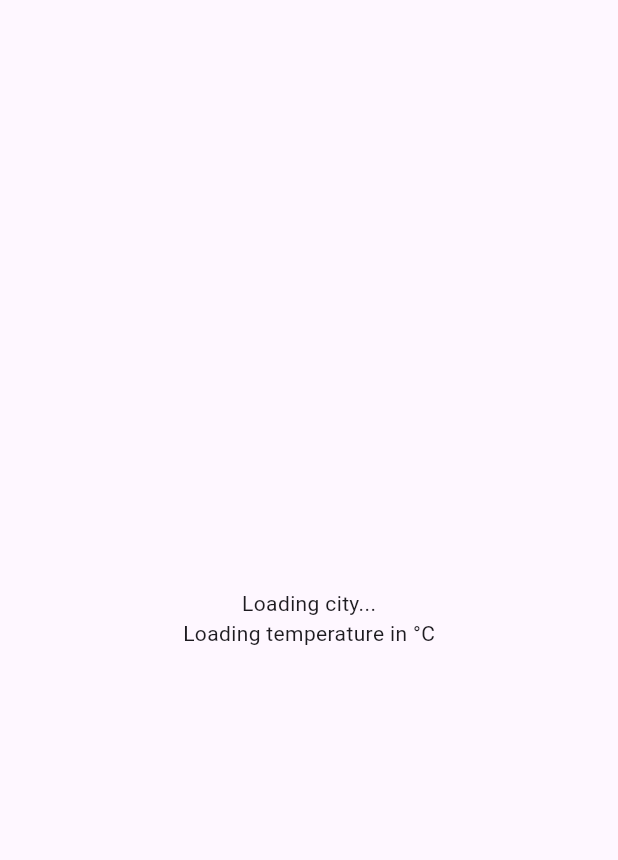
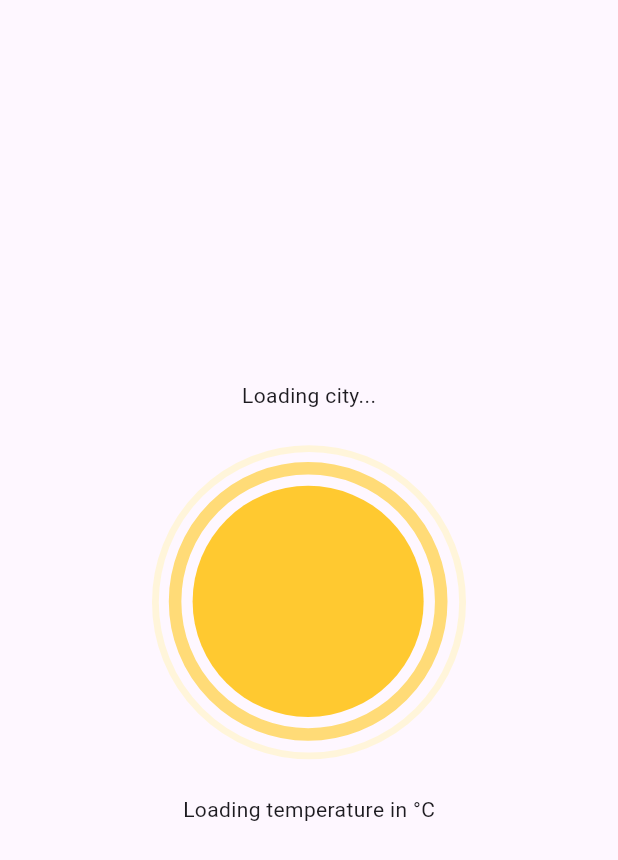
Before and after one commit to murilomonte/weather_app, a Flutter app: the screen it shows after launch, on a phone screen of 412 x 824 dp. Shown: the top 860 px of the screen. Run offline on Flutter 3.47's test engine with Material 3 defaults, Android fonts, the phone set to English and light mode, and no system bars; our stand-ins replace geocoding, geolocator, lottie.

Commit message:
feat: animações adicionadas

```diff
--- a/lib/pages/weather_page.dart
+++ b/lib/pages/weather_page.dart
@@ -1,6 +1,8 @@
 import 'package:flutter/material.dart';
+import 'package:lottie/lottie.dart';
 import 'package:weather_app/service/weather_service.dart';
 import '../models/weather_model.dart';
+import 'dart:developer';
 
 class WeatherPage extends StatefulWidget {
   const WeatherPage({super.key});
@@ -11,7 +13,7 @@ class WeatherPage extends StatefulWidget {
 
 class _WeatherPageState extends State<WeatherPage> {
   // api key
-  final _weatherService = WeatherService('716f415c0a68a2ab4a0f4d6b3f133ac0');
+  final _weatherService = WeatherService('APIKEY');
   Weather? _weather;
 
   // fetch weather
@@ -23,16 +25,38 @@ class _WeatherPageState extends State<WeatherPage> {
     // get weather for the city
     try {
       final weather = await _weatherService.getWeather(cityName);
-      print(weather);
       setState(() {
         _weather = weather;
       });
     } catch (e) {
-      print('ERROOOO: $e');
+      log('$e');
     }
   }
 
   // weather animations
+  String getWeatherAnimation(String? mainCondition) {
+    if (mainCondition == null) return 'assets/lottie/sunny.json';
+
+    switch (mainCondition.toLowerCase()) {
+      case 'clouds':
+      case 'mist':
+      case 'smoke':
+      case 'haze':
+      case 'dust':
+      case 'fog':
+        return 'assets/lottie/cloudy.json';
+      case 'rain':
+      case 'drizzle':
+      case 'shower rain':
+        return 'assets/lottie/rain.json';
+      case 'thunderstorm':
+        return 'assets/lottie/thunder.json';
+      case 'clear':
+        return 'assets/lottie/sunny.json';
+      default:
+        return 'assets/lottie/sunny.json';
+    }
+  }
 
   // init state
   @override
@@ -53,8 +77,14 @@ class _WeatherPageState extends State<WeatherPage> {
             // City Name
             Text(_weather?.cityName ?? "Loading city..."),
 
+            // Animation
+            Lottie.asset(getWeatherAnimation(_weather?.mainCondition)),
+
             // Temperature
             Text('${_weather?.temperature.round() ?? 'Loading temperature in '}°C'),
+
+            // Weather condition
+            Text(_weather?.mainCondition ?? ""),
           ],
         ),
       ),
--- a/lib/service/weather_service.dart
+++ b/lib/service/weather_service.dart
@@ -1,4 +1,5 @@
 import 'dart:convert';
+// ignore: unused_import
 import 'dart:developer';
 
 import 'package:geocoding/geocoding.dart';
--- a/pubspec.yaml
+++ b/pubspec.yaml
@@ -64,7 +64,7 @@ flutter:
 
   # To add assets to your application, add an assets section, like this:
   assets:
-    - assets/
+    - assets/lottie/
   #   - images/a_dot_burr.jpeg
   #   - images/a_dot_ham.jpeg
 
```
Also changed, not shown: assets/lottie/cloudy.json (renamed from assets/cloudy.json), assets/lottie/rain.json (renamed from assets/rain.json), assets/lottie/sunny.json (renamed from assets/sunny.json), assets/lottie/thunder.json (renamed from assets/thunder.json).
